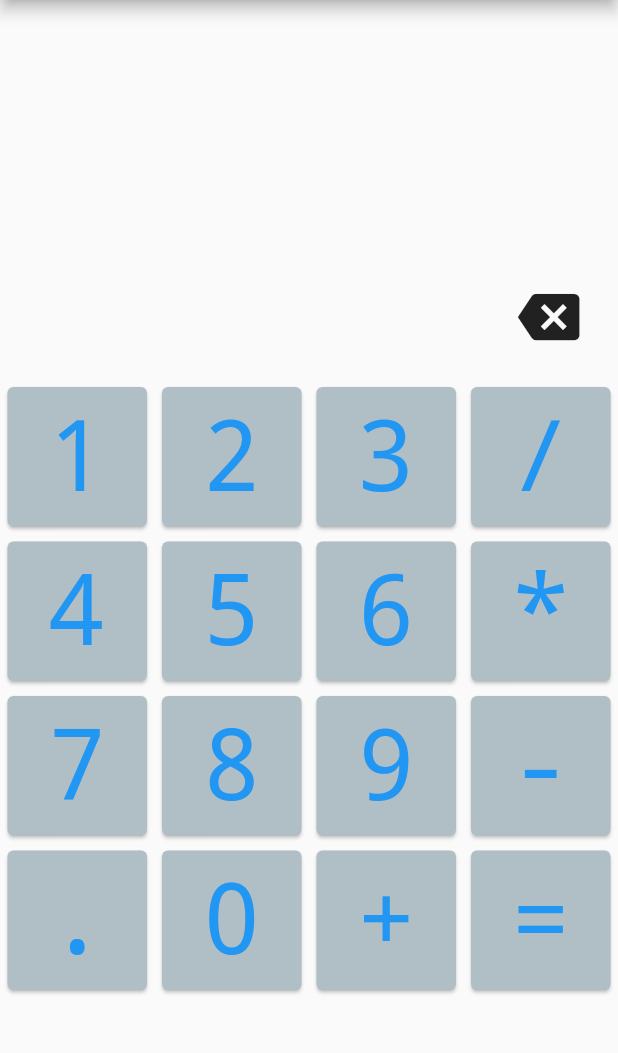
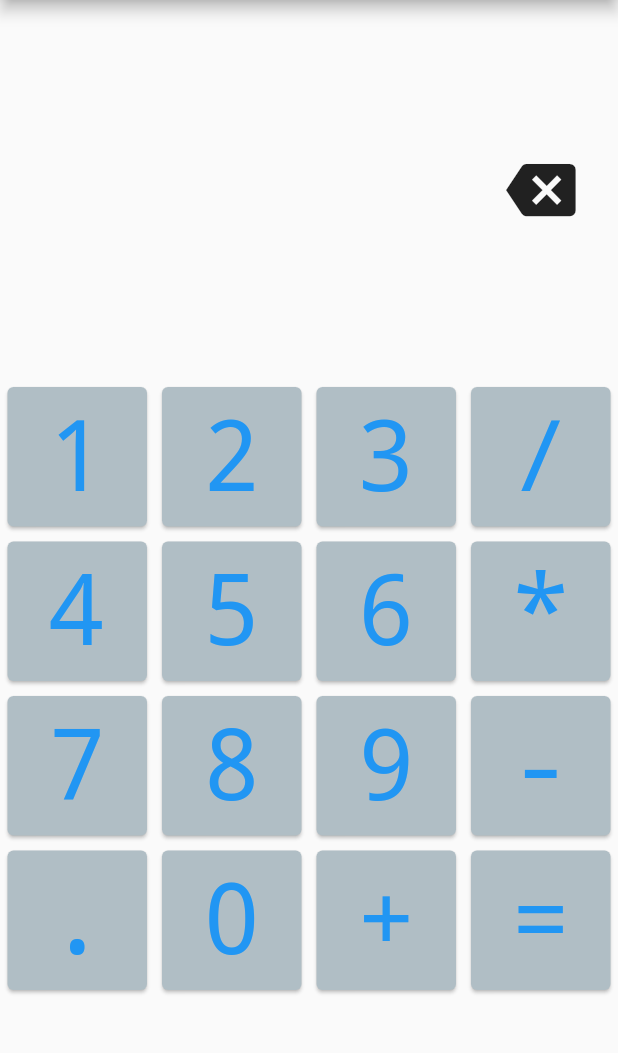
Before and after one commit to k0marov/calculator-flutter, a Flutter app: the screen it shows after launch, on a phone screen of 412 x 824 dp, the part 84-1137 px from its top. Run offline on Flutter 3.47's test engine with Material 2 defaults, Android fonts, the phone set to English and light mode, and no system bars; missing offline and left inert: expressions.

Commit message:
Replace MediaQuery with LayoutBuilder

```diff
--- a/lib/main.dart
+++ b/lib/main.dart
@@ -174,10 +174,9 @@ class Calculator extends StatelessWidget {
   static const maxTileSide = 150.0;
   @override
   Widget build(BuildContext context) {
-    var screenSize = MediaQuery.of(context).size;
-    var appBarHeight = Scaffold.of(context).appBarMaxHeight ?? 0;
-    var tileSide = min(maxTileSide, min(screenSize.width/4, (screenSize.height-appBarHeight)/4.5));
-
+    return LayoutBuilder(
+      builder: (context, constraints) {
+        var tileSide = min(maxTileSide, min(constraints.maxWidth/4, constraints.maxHeight/5.5));
         return Container(
           constraints: BoxConstraints(maxWidth: tileSide*4),
           child: Column(
@@ -200,7 +199,7 @@ class Calculator extends StatelessWidget {
                         )
                       ),
                       BackspaceButton(
-                    iconSize: tileSide * 0.4,
+                        iconSize: tileSide/2 - 5.0,
                         onTriggered: () => handlePress('Backspace'),
                       ),
                     ]
@@ -231,9 +230,12 @@ class Calculator extends StatelessWidget {
                         color: Colors.blueGrey[200],
                       ),
                     ))
-                .toList()),
+                    .toList()
+              ),
             ],
           ),
+        );
+      }
     );
   }
 }
@@ -263,8 +265,8 @@ class _BackspaceButtonState extends State<BackspaceButton> {
       onTapCancel: () => _timer?.cancel(),
       borderRadius: BorderRadius.circular(10.0),
       child: Container(
-        padding: EdgeInsets.all(widget.iconSize/2),
-        child: Icon(Icons.backspace, size: widget.iconSize),
+        width: widget.iconSize*2,
+        child: Center(child: Icon(Icons.backspace, size: widget.iconSize)),
       ));
   }
 }
```
Lines whose indentation alone changed are shown as unchanged.
